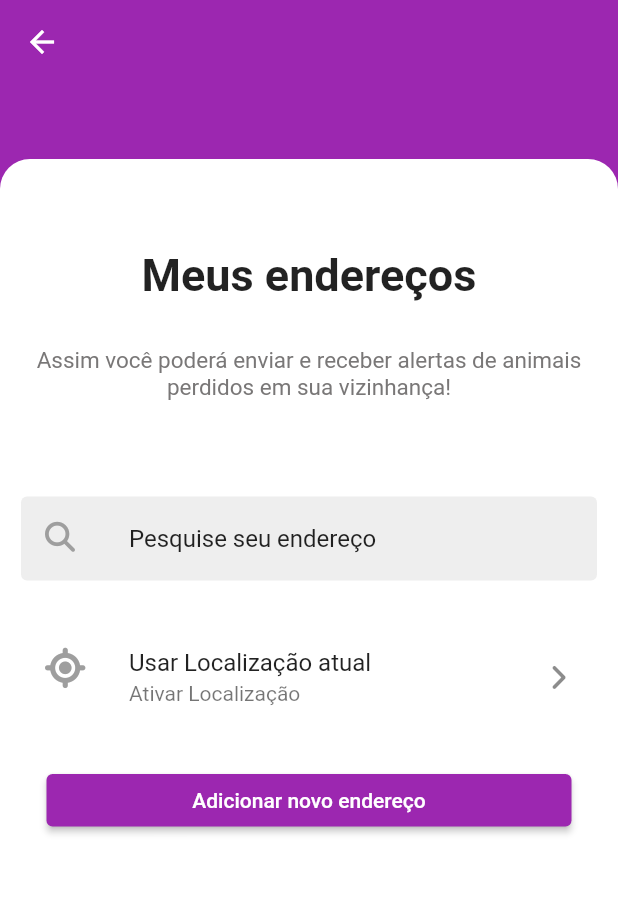
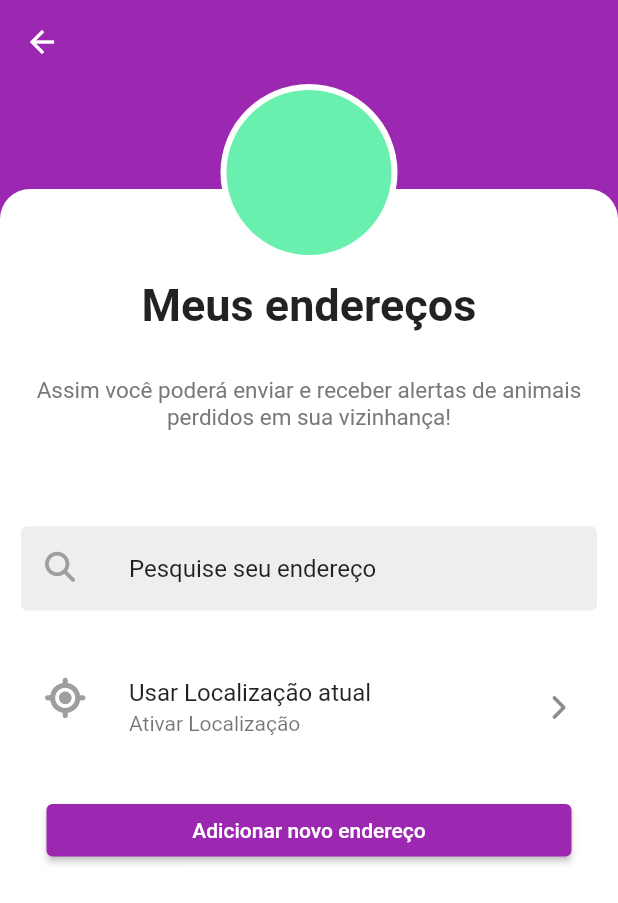
Before and after one commit to willianconrado/pet_app_qrcode, a Flutter app: the screen it shows after launch, item 4 of the bottom bar chosen, after a tap on "Meu Endereço", on a phone screen of 412 x 824 dp. Shown: the top 903 px of the screen. Run offline on Flutter 3.47's test engine with Material 2 defaults, Android fonts, the phone set to English and light mode, and no system bars; our stand-ins replace firebase_auth, firebase_core, font_awesome_flutter, table_calendar; accounts and stored records are empty.

Commit message:
atualizações do perfil

```diff
--- a/lib/screens/address.screen.dart
+++ b/lib/screens/address.screen.dart
@@ -12,11 +12,14 @@ class Address extends StatelessWidget {
         elevation: 0,
       ),
       backgroundColor: Colors.purple,
-      body: Padding(
-        padding: const EdgeInsets.only(top: 50),
-        child: Container(
-          width: 1000,
-          height: 1000,
+      body: Stack(
+        children: [
+          // Parte inferior (caixa branca)
+          Container(
+            width: double.infinity,
+            height: double.infinity,
+            margin: const EdgeInsets.only(
+                top: 70), // Ajuste esta margem conforme necessário
             decoration: const BoxDecoration(
               color: Colors.white,
               borderRadius: BorderRadius.only(
@@ -79,7 +82,8 @@ class Address extends StatelessWidget {
                       ),
                       title: const Text('Usar Localização atual'),
                       subtitle: const Text('Ativar Localização'),
-                    trailing: const Icon(FontAwesomeIcons.angleRight, size: 20),
+                      trailing:
+                          const Icon(FontAwesomeIcons.angleRight, size: 20),
                       onTap: () {},
                     ),
                   ),
@@ -94,11 +98,28 @@ class Address extends StatelessWidget {
                     onPressed: () {},
                     child: const Text(
                       'Adicionar novo endereço',
-                    )),
-              )
+                    ),
+                  ),
+                ),
               ],
             ),
           ),
+          const Positioned(
+            top: 0,
+            left: 0,
+            right: 0,
+            child: Center(
+              child: CircleAvatar(
+                backgroundColor: Colors.white,
+                radius: 59,
+                child: CircleAvatar(
+                  backgroundColor: Colors.greenAccent,
+                  radius: 55,
+                ),
+              ),
+            ),
+          ),
+        ],
       ),
     );
   }
--- a/lib/screens/profile.screen.dart
+++ b/lib/screens/profile.screen.dart
@@ -10,30 +10,27 @@ class ProfilePage extends StatelessWidget {
   Widget build(BuildContext context) {
     return Scaffold(
       appBar: AppBar(
-        title: const Text(
-          'Meu Perfil',
-          style: TextStyle(
-            color: Colors.black,
+        backgroundColor: Colors.purple,
+        elevation: 0,
+      ),
+      backgroundColor: Colors.purple,
+      body: Stack(
+        children: [
+          Container(
+            width: double.infinity,
+            height: double.infinity,
+            margin: const EdgeInsets.only(
+                top: 70), // Ajuste esta margem conforme necessário
+            decoration: const BoxDecoration(
+              color: Colors.white,
+              borderRadius: BorderRadius.only(
+                topLeft: Radius.circular(20),
+                topRight: Radius.circular(20),
               ),
             ),
-        backgroundColor: Colors.white.withOpacity(0),
-        elevation: 0,
-      ),
-      body: Column(
-        crossAxisAlignment: CrossAxisAlignment.stretch,
-        children: [
-          Container(
-            height: 200, // Altura da foto de perfil
-            color: Colors.purple, // Cor de fundo da parte superior
-            child: const Center(
-              child: CircleAvatar(
-                radius: 60,
-                backgroundColor: Colors.amber,
-                // backgroundImage: AssetImage('assets/seu_avatar.jpg'),
-              ),
-            ),
-          ),
-          const SizedBox(height: 20),
+            child: Column(
+              children: <Widget>[
+                const SizedBox(height: 70),
                 ListTile(
                   leading: const Icon(
                     FontAwesomeIcons.user,
@@ -84,6 +81,24 @@ class ProfilePage extends StatelessWidget {
                 ),
               ],
             ),
+          ),
+          const Positioned(
+            top: 0,
+            left: 0,
+            right: 0,
+            child: Center(
+              child: CircleAvatar(
+                backgroundColor: Colors.white,
+                radius: 59,
+                child: CircleAvatar(
+                  backgroundColor: Colors.greenAccent,
+                  radius: 55,
+                ),
+              ),
+            ),
+          ),
+        ],
+      ),
     );
   }
 }
```
Lines whose indentation alone changed are shown as unchanged.
